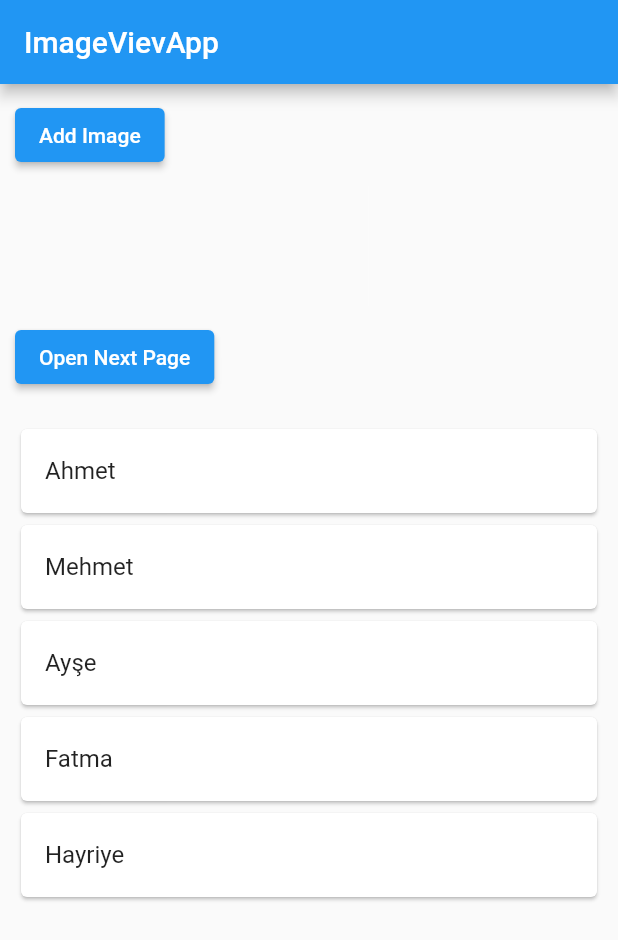
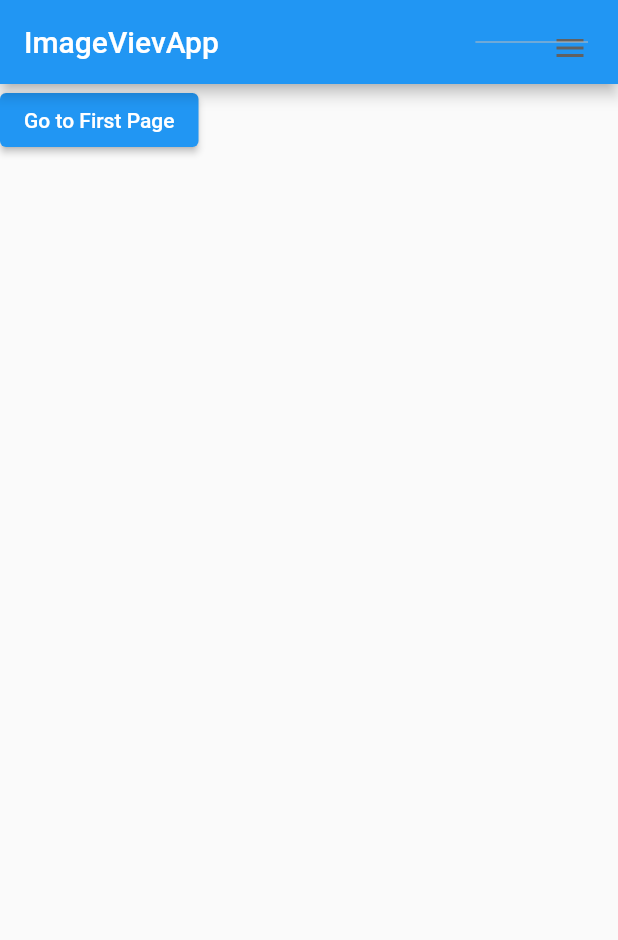
Before and after one commit to mu-se373-210704312/assigment5, a Flutter app: the screen it shows after launch, after a tap on "Open Next Page", on a phone screen of 412 x 824 dp. Shown: the top 940 px of the screen. Run offline on Flutter 3.47's test engine with Material 2 defaults, Android fonts, the phone set to English and light mode, and no system bars.

Commit message:
assigment5

```diff
--- a/lib/main.dart
+++ b/lib/main.dart
@@ -1,7 +1,8 @@
 import 'package:flutter/material.dart';
+import"secondScreen.dart";
 
 void main() {
-  runApp(myApp());
+  runApp(MaterialApp(home: myApp(),));
 }
 
 class myApp extends StatefulWidget {
@@ -9,6 +10,7 @@ class myApp extends StatefulWidget {
 
   @override
   State<myApp> createState() => _myAppState();
+
 }
 
 class _myAppState extends State<myApp> {
@@ -53,7 +55,10 @@ class _myAppState extends State<myApp> {
               padding: EdgeInsets.all(10.0),
               child: ElevatedButton(
                 child: Text("Open Next Page"),
-                onPressed: () {},
+                onPressed: () {
+                  Navigator.push(context,
+                      MaterialPageRoute(builder: (context) => const secondScreen()));
+                },
               ),
             ),
             Expanded(child: ListView(
--- a/lib/secondScreen.dart
+++ b/lib/secondScreen.dart
@@ -1,27 +1,51 @@
 import "package:flutter/material.dart";
+import"main.dart";
 void main() {
-  runApp(SecondScreen());
+  runApp(secondScreen());
 }
 
 
-class SecondScreen extends StatefulWidget {
-  const SecondScreen({Key? key}) : super(key: key);
+class secondScreen extends StatefulWidget {
+  const secondScreen({Key? key}) : super(key: key);
 
   @override
-  State<SecondScreen> createState() => _SecondScreenState();
+  State<secondScreen> createState() => _secondScreenState();
 }
 
-class _SecondScreenState extends State<SecondScreen> {
+class _secondScreenState extends State<secondScreen> {
+  String dropdownValue = 'About';
   @override
   Widget build(BuildContext context) {
     return MaterialApp(
       home: Scaffold(
-        appBar: AppBar(
+        appBar: AppBar(actions: <Widget>[
+          Container(
+            padding: EdgeInsets.all(20),
+            child: DropdownButton<String>(
+
+            icon: const Icon(Icons.menu),
+            elevation: 16,
+            style: const TextStyle(color: Colors.deepPurple),
+            onChanged: (String? newValue) {
+              setState(() {
+                dropdownValue = newValue!;
+              });
+            },
+            items: <String>['About', 'Settings', 'Exit',]
+                .map<DropdownMenuItem<String>>((String value) {
+              return DropdownMenuItem<String>(
+                value: value,
+                child: Text(value),
+              );
+            }).toList(),))
+        ],
           title: const Text("ImageVievApp"),
         ),
         body: Column(
         children: <Widget>[
-          ElevatedButton(onPressed: (){}, child: Text("Go to First Page"))
+          ElevatedButton(onPressed: (){
+            Navigator.pop(context);
+          }, child: Text("Go to First Page"))
     ],
       ),
       ) );
```
